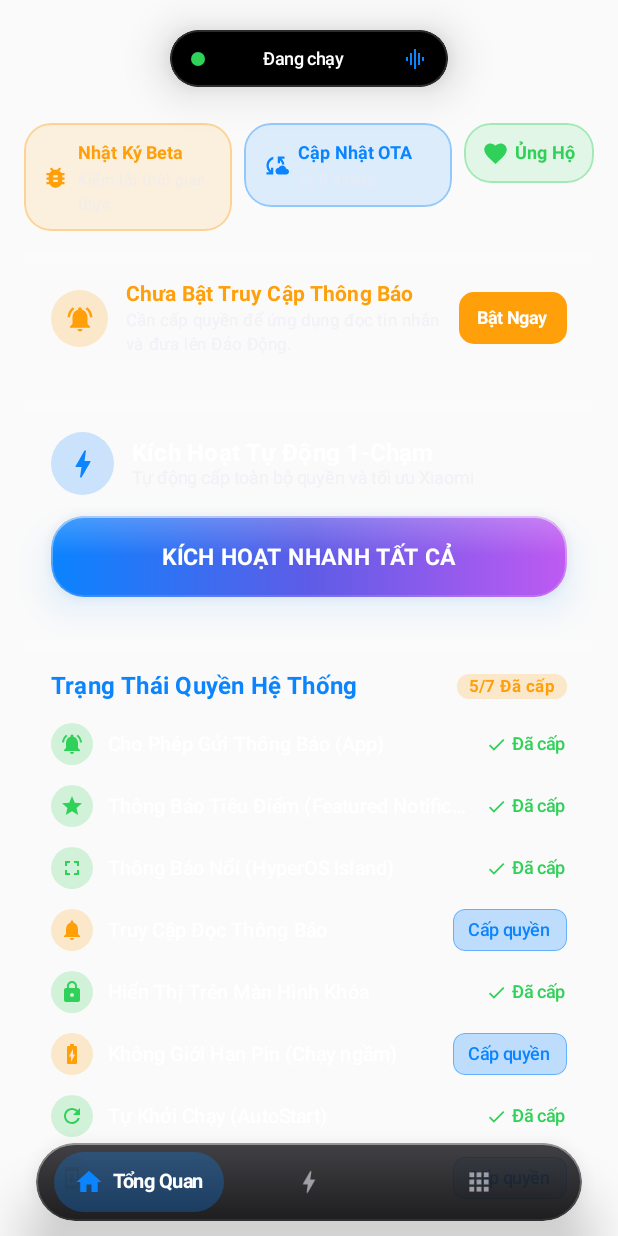
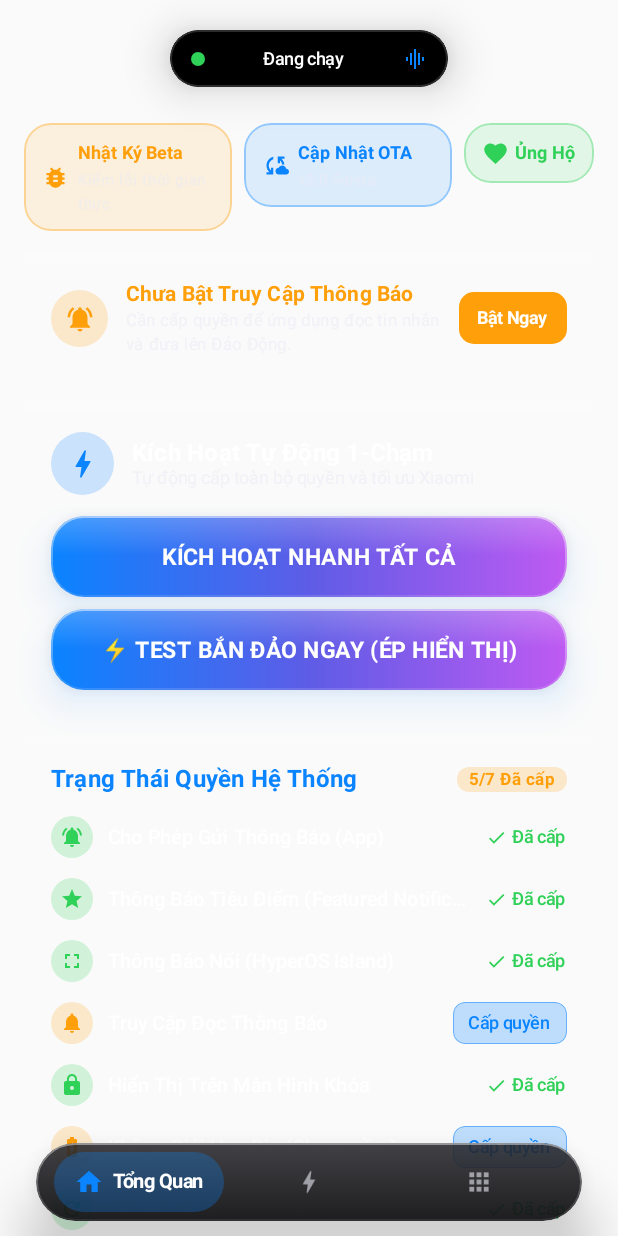
Before and after one commit to tranlocbtr99/DynamicHyper, an Android app built with Jetpack Compose: the screen it shows after launch (MainActivity), after a tap on "Cập Nhật OTA", on a phone screen of 412 x 824 dp. Run offline under Robolectric (Android 15) with nearby library versions, the phone set to English and light mode, and no system bars; libraries missing offline, so code that uses them is left out: dev.chrisbanes.haze, rikka.shizuku; 3 statements that could not run were skipped; 2 other taps on this screen came first.

Commit message:
feat(v2.0.5): integrate momentary XMSF network lock (bypass AuthManager -300), activate persist.sys.feature.island, and add test island trigger

```diff
--- a/app/build.gradle.kts
+++ b/app/build.gradle.kts
@@ -12,8 +12,8 @@ android {
         applicationId = "com.ltm.dynamichyper"
         minSdk = 33
         targetSdk = 37
-        versionCode = 41
-        versionName = "2.0.4-beta"
+        versionCode = 42
+        versionName = "2.0.5-beta"
 
         testInstrumentationRunner = "androidx.test.runner.AndroidJUnitRunner"
     }
--- a/app/src/main/java/com/ltm/dynamichyper/DynamicHyperApp.kt
+++ b/app/src/main/java/com/ltm/dynamichyper/DynamicHyperApp.kt
@@ -14,7 +14,7 @@ class DynamicHyperApp : Application() {
         super.onCreate()
         instance = this
         Log.i(TAG, "DynamicHyperApp initialized successfully")
-        AppLogger.i(TAG, "DynamicHyperApp khởi động phiên bản v2.0.4-beta thành công")
+        AppLogger.i(TAG, "DynamicHyperApp khởi động phiên bản v2.0.5-beta thành công")
 
         // Chú ý Android 12+: Tuyệt đối không gọi startForegroundService trong Application.onCreate()
         // vì sẽ gây ra ForegroundServiceStartNotAllowedException và khiến app bị crash/buộc dừng khi mở lần đầu.
--- a/app/src/main/java/com/ltm/dynamichyper/core/AppLogger.kt
+++ b/app/src/main/java/com/ltm/dynamichyper/core/AppLogger.kt
@@ -114,6 +114,8 @@ object AppLogger {
         sb.append("Bg Popup (10020): ${PermissionHelper.isMiuiOpAllowed(context, PermissionHelper.OP_MIUI_BG_START)}\n")
         sb.append("Lockscreen Op (10008): ${PermissionHelper.isMiuiOpAllowed(context, PermissionHelper.OP_MIUI_SHOW_WHEN_LOCKED)}\n")
         sb.append("Battery Optimization Ignored: ${PermissionHelper.isBatteryOptimizationIgnored(context)}\n")
+        sb.append("Focus Gate canShowFocus: ${FocusProtocolHelper.canShowFocus(context)}\n")
+        sb.append("Focus Gate isIslandFeature: ${FocusProtocolHelper.isIslandFeatureAvailable()}\n")
         sb.append("Shizuku Available: ${ShizukuEngine.isShizukuAvailable()} (Granted: ${ShizukuEngine.hasShizukuPermission()})\n")
         sb.append("=========================================\n\n")
 
--- a/app/src/main/java/com/ltm/dynamichyper/core/FocusProtocolHelper.kt
+++ b/app/src/main/java/com/ltm/dynamichyper/core/FocusProtocolHelper.kt
@@ -15,6 +15,9 @@ import com.google.gson.Gson
 import com.google.gson.JsonObject
 import com.google.gson.JsonParser
 import com.ltm.dynamichyper.R
+import kotlinx.coroutines.CoroutineScope
+import kotlinx.coroutines.Dispatchers
+import kotlinx.coroutines.launch
 
 object FocusProtocolHelper {
 
@@ -236,4 +239,19 @@ object FocusProtocolHelper {
             json
         }
     }
+
+    /**
+     * Bắn thông báo Đảo Tiêu Điểm có bảo vệ XMSF bypass và đồng bộ Shizuku
+     */
+    fun postNotificationSafely(
+        context: Context,
+        id: Int,
+        notification: Notification,
+        scope: CoroutineScope? = null
+    ) {
+        val s = scope ?: CoroutineScope(Dispatchers.IO)
+        s.launch {
+            ShizukuEngine.postNotificationSafely(context, id, notification)
+        }
+    }
 }
--- a/app/src/main/java/com/ltm/dynamichyper/core/ShizukuEngine.kt
+++ b/app/src/main/java/com/ltm/dynamichyper/core/ShizukuEngine.kt
@@ -1,8 +1,13 @@
 package com.ltm.dynamichyper.core
 
+import android.app.Notification
 import android.content.Context
 import android.content.pm.PackageManager
 import android.util.Log
+import androidx.core.app.NotificationManagerCompat
+import kotlinx.coroutines.delay
+import kotlinx.coroutines.sync.Mutex
+import kotlinx.coroutines.sync.withLock
 import rikka.shizuku.Shizuku
 import java.io.BufferedReader
 import java.io.InputStreamReader
@@ -12,6 +17,7 @@ import java.io.InputStreamReader
  */
 object ShizukuEngine {
     private const val TAG = "DynamicHyper:Shizuku"
+    private val notifyMutex = Mutex()
 
     fun isShizukuAvailable(): Boolean {
         return try {
@@ -78,6 +84,9 @@ object ShizukuEngine {
         val commands = listOf(
             "cmd notification allow_listener $packageName/com.ltm.dynamichyper.service.DynamicNotificationService",
             "dumpsys deviceidle whitelist +$packageName",
+            "setprop persist.sys.feature.island true",
+            "resetprop persist.sys.feature.island true",
+            "settings put system notification_focus_protocol 2",
             "cmd appops set $packageName AUTO_START allow",
             "cmd appops set $packageName 10008 allow",
             "cmd appops set $packageName 10020 allow",
@@ -176,4 +185,39 @@ object ShizukuEngine {
         Log.i(TAG, "Block all full screen calls ($blocked): $allSuccess")
         return allSuccess
     }
+
+    /**
+     * Gửi thông báo an toàn bằng cách tạm thời cô lập mạng của com.xiaomi.xmsf (50ms)
+     * để AuthManager trên HyperOS China ROM bỏ qua bước kiểm duyệt Cloud (-300 error),
+     * sau đó mở lại mạng bình thường sau 100ms. Chuẩn 100% HyperBridge.
+     */
+    suspend fun postNotificationSafely(context: Context, id: Int, notification: Notification) {
+        notifyMutex.withLock {
+            val pm = context.packageManager
+            val xmsfUid = try {
+                pm.getPackageUid("com.xiaomi.xmsf", 0)
+            } catch (_: Exception) {
+                null
+            }
+
+            if (hasShizukuPermission() && xmsfUid != null) {
+                try {
+                    ShizukuHook.setPackageNetworkingEnabled(xmsfUid, false)
+                    delay(50L)
+                    NotificationManagerCompat.from(context).notify(id, notification)
+                    Log.d(TAG, "✓ Đã bắn Focus Notification với XMSF bypass (id=$id)")
+                } catch (e: Throwable) {
+                    Log.w(TAG, "Lỗi bắn thông báo XMSF bypass: ${e.message}")
+                    NotificationManagerCompat.from(context).notify(id, notification)
+                } finally {
+                    delay(100L)
+                    try {
+                        ShizukuHook.setPackageNetworkingEnabled(xmsfUid, true)
+                    } catch (_: Throwable) {}
+                }
+            } else {
+                NotificationManagerCompat.from(context).notify(id, notification)
+            }
+        }
+    }
 }
--- a/app/src/main/java/com/ltm/dynamichyper/feature/islands/CallIslandManager.kt
+++ b/app/src/main/java/com/ltm/dynamichyper/feature/islands/CallIslandManager.kt
@@ -332,7 +332,7 @@ class CallIslandManager(
                 notification.actions = callActions.toTypedArray()
             }
 
-            NotificationManagerCompat.from(context).notify(CALL_ISLAND_ID, notification)
+            FocusProtocolHelper.postNotificationSafely(context, CALL_ISLAND_ID, notification)
             Log.i(TAG, "Call Island successfully posted for: $callerName")
         } catch (e: Exception) {
             Log.e(TAG, "Error posting call island: ${e.message}", e)
--- a/app/src/main/java/com/ltm/dynamichyper/feature/islands/ChargingIslandManager.kt
+++ b/app/src/main/java/com/ltm/dynamichyper/feature/islands/ChargingIslandManager.kt
@@ -362,7 +362,7 @@ class ChargingIslandManager(
             onlyAlertOnce = false
         )
 
-        NotificationManagerCompat.from(context).notify(CHARGING_NOTIFICATION_ID, notif)
+        FocusProtocolHelper.postNotificationSafely(context, CHARGING_NOTIFICATION_ID, notif)
     }
 
     private fun hideChargingIsland() {
--- a/app/src/main/java/com/ltm/dynamichyper/feature/islands/IdleIslandManager.kt
+++ b/app/src/main/java/com/ltm/dynamichyper/feature/islands/IdleIslandManager.kt
@@ -210,7 +210,7 @@ class IdleIslandManager(
                     contentIntent = contentIntent
                 )
 
-                NotificationManagerCompat.from(context).notify(IDLE_ISLAND_ID, notification)
+                FocusProtocolHelper.postNotificationSafely(context, IDLE_ISLAND_ID, notification)
                 com.ltm.dynamichyper.core.AppLogger.i(TAG, "Đã gửi thông báo Đảo Chờ (style=$style, width=$effectiveWidth, pri=HIGH, silent=true, isShowNotification=true)")
             } catch (e: Exception) {
                 Log.e(TAG, "Error direct dispatch: ${e.message}")
--- a/app/src/main/java/com/ltm/dynamichyper/feature/islands/ScreenRecordingIslandManager.kt
+++ b/app/src/main/java/com/ltm/dynamichyper/feature/islands/ScreenRecordingIslandManager.kt
@@ -95,7 +95,7 @@ object ScreenRecordingIslandManager {
                 isOngoing = true
             )
 
-            NotificationManagerCompat.from(context).notify(RECORDING_NOTIFICATION_ID, notification)
+            com.ltm.dynamichyper.core.FocusProtocolHelper.postNotificationSafely(context, RECORDING_NOTIFICATION_ID, notification)
         } catch (e: Exception) {
             Log.e(TAG, "Failed to show recording island: ${e.message}")
         }
--- a/app/src/main/java/com/ltm/dynamichyper/feature/islands/VpnIslandManager.kt
+++ b/app/src/main/java/com/ltm/dynamichyper/feature/islands/VpnIslandManager.kt
@@ -153,7 +153,7 @@ class VpnIslandManager(private val context: Context) {
                 isOngoing = true
             )
 
-            NotificationManagerCompat.from(context).notify(VPN_NOTIFICATION_ID, notification)
+            com.ltm.dynamichyper.core.FocusProtocolHelper.postNotificationSafely(context, VPN_NOTIFICATION_ID, notification)
         } catch (e: Exception) {
             Log.e(TAG, "Failed to show VPN island: ${e.message}")
         }
--- a/app/src/main/java/com/ltm/dynamichyper/service/DynamicNotificationService.kt
+++ b/app/src/main/java/com/ltm/dynamichyper/service/DynamicNotificationService.kt
@@ -514,7 +514,7 @@ class DynamicNotificationService : NotificationListenerService() {
             actionsMap = actionsMap
         )
 
-        NotificationManagerCompat.from(this).notify(dynamicIslandId, notification)
+        FocusProtocolHelper.postNotificationSafely(this, dynamicIslandId, notification, scope = serviceScope)
 
         // Loại bỏ thông báo gốc của app nhắn tin khỏi Notification Shade (tương tự removeOriginalNotification của HyperBridge)
         // để người dùng không bị thấy 2 thông báo cùng một lúc
--- a/app/src/main/java/com/ltm/dynamichyper/ui/screens/DashboardScreen.kt
+++ b/app/src/main/java/com/ltm/dynamichyper/ui/screens/DashboardScreen.kt
@@ -305,7 +305,7 @@ private fun OverviewTabScreen(
                             style = Typography.titleSmall.copy(fontWeight = FontWeight.Bold, fontSize = 12.sp, color = AppleBlue)
                         )
                         Text(
-                            text = "v2.0.4-beta",
+                            text = "v2.0.5-beta",
                             style = Typography.bodySmall.copy(fontSize = 10.sp, color = TextSecondary)
                         )
                     }
@@ -494,6 +494,8 @@ private fun OverviewTabScreen(
                             isAutoStartGranted = PermissionHelper.isMiuiOpAllowed(context, PermissionHelper.OP_MIUI_BG_START)
                             isLockscreenOpGranted = PermissionHelper.isMiuiOpAllowed(context, PermissionHelper.OP_MIUI_SHOW_WHEN_LOCKED)
                             scope.launch { prefs.setAutoStartMarked(true) }
+                            IdleIslandManager.resetCache()
+                            IdleIslandManager.showIdleIsland(context, idleIslandWidth)
                             Toast.makeText(
                                 context,
                                 if (success) "Đã tối ưu hóa thành công 100%! Đảo đã kích hoạt." else "Đã áp dụng tối ưu hóa hệ thống.",
@@ -507,6 +509,17 @@ private fun OverviewTabScreen(
                             PermissionHelper.openNotificationAccessSettings(context)
                         }
                     }
+                }
+            )
+
+            Spacer(modifier = Modifier.height(8.dp))
+
+            LiquidActionButton(
+                text = "⚡ TEST BẮN ĐẢO NGAY (ÉP HIỂN THỊ)",
+                onClick = {
+                    IdleIslandManager.resetCache()
+                    IdleIslandManager.showIdleIsland(context, idleIslandWidth)
+                    Toast.makeText(context, "Đã gửi lệnh ép vẽ Đảo lên camera notch!", Toast.LENGTH_SHORT).show()
                 }
             )
         }
```
